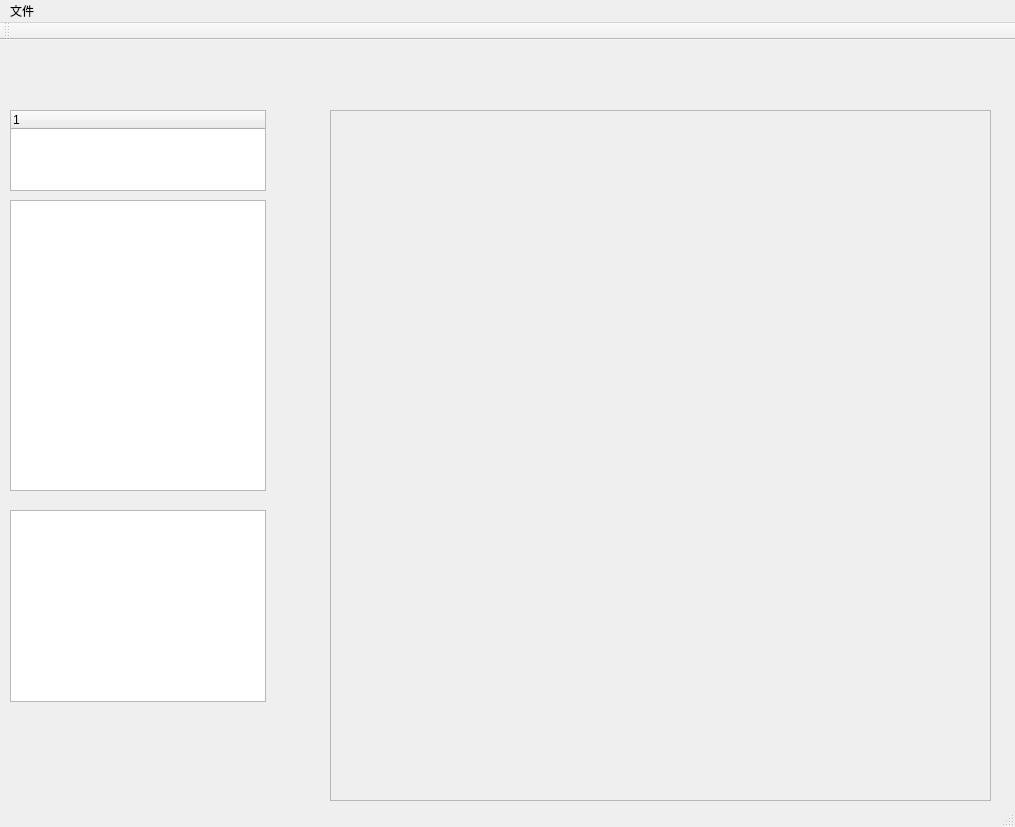
Before: the Qt Designer form mainwindow.ui in wishingwings/MainWindow, drawn with Qt 5.
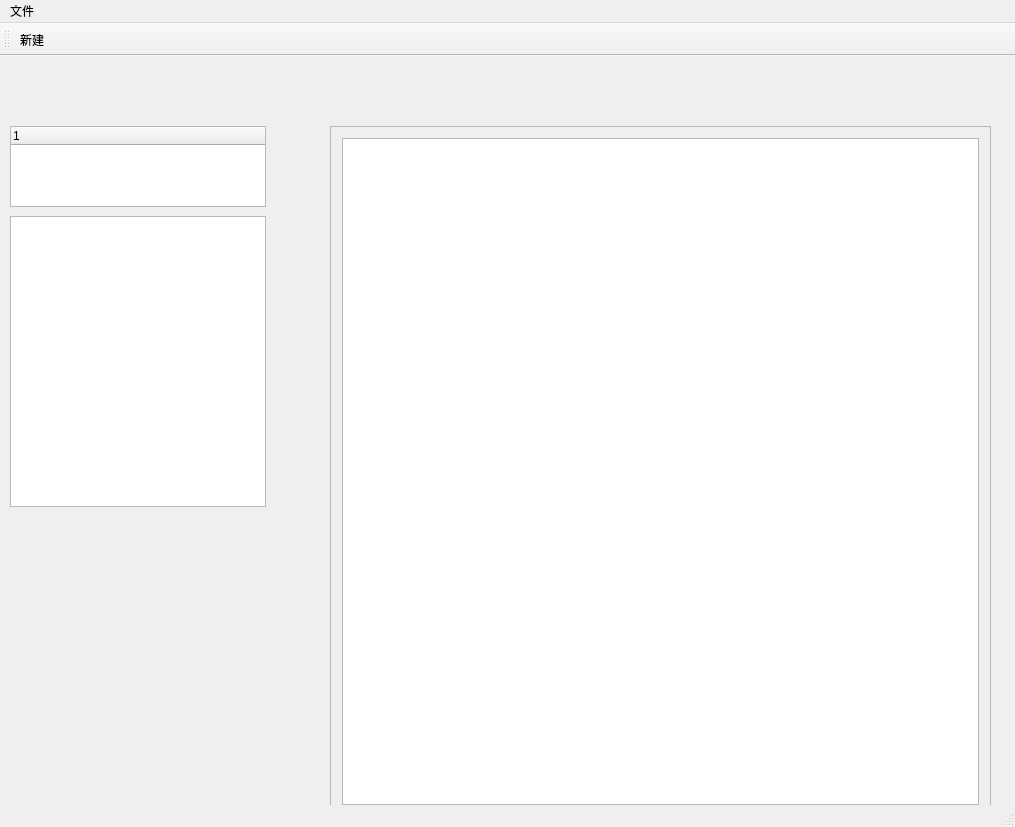
After: the same form once the commit is applied.

The edit to the form file:
```diff
--- a/mainwindow.ui
+++ b/mainwindow.ui
@@ -37,9 +37,20 @@
      </property>
      <layout class="QGridLayout" name="gridLayout">
       <item row="0" column="0">
-       <widget class="QLabel" name="label">
-        <property name="text">
-         <string/>
+       <widget class="QGraphicsView" name="graphicsView">
+        <property name="maximumSize">
+         <size>
+          <width>637</width>
+          <height>667</height>
+         </size>
+        </property>
+        <property name="sceneRect">
+         <rectf>
+          <x>0.000000000000000</x>
+          <y>0.000000000000000</y>
+          <width>0.000000000000000</width>
+          <height>0.000000000000000</height>
+         </rectf>
         </property>
        </widget>
       </item>
@@ -71,16 +82,6 @@
      </rect>
     </property>
    </widget>
-   <widget class="QGraphicsView" name="graphicsView">
-    <property name="geometry">
-     <rect>
-      <x>10</x>
-      <y>470</y>
-      <width>256</width>
-      <height>192</height>
-     </rect>
-    </property>
-   </widget>
   </widget>
   <widget class="QMenuBar" name="menuBar">
    <property name="geometry">
@@ -106,6 +107,7 @@
    <attribute name="toolBarBreak">
     <bool>false</bool>
    </attribute>
+   <addaction name="PanAction"/>
   </widget>
   <widget class="QStatusBar" name="statusBar"/>
   <action name="openAction">
@@ -113,6 +115,14 @@
     <string>打开图像(&amp;O)</string>
    </property>
   </action>
+  <action name="PanAction">
+   <property name="text">
+    <string>新建</string>
+   </property>
+   <property name="toolTip">
+    <string>图像漫游</string>
+   </property>
+  </action>
  </widget>
  <layoutdefault spacing="6" margin="11"/>
  <resources>
```
